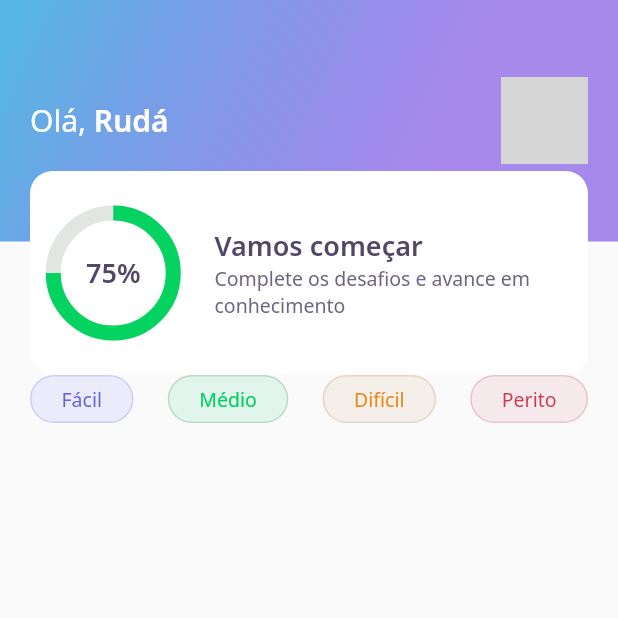
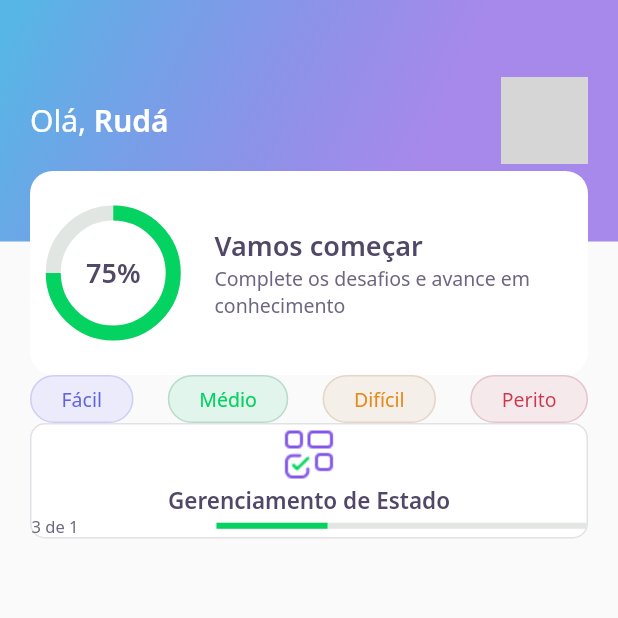
Before and after one commit to rudatorquato/DevQuiz, a Flutter app: the screen it shows after launch, on a phone screen of 412 x 824 dp, the top half of it. Run offline on Flutter 3.47's test engine with Material 2 defaults, Android fonts, the phone set to English and light mode, and no system bars; our stand-ins replace google_fonts; network calls fail; grey boxes are pictures that could not be loaded.

Commit message:
quiz card widget

```diff
--- a/lib/home/home_page.dart
+++ b/lib/home/home_page.dart
@@ -1,5 +1,6 @@
 import 'package:DevQuiz/home/widgets/appbar/app_bar_widget.dart';
 import 'package:DevQuiz/home/widgets/level_button/level_button_widget.dart';
+import 'package:DevQuiz/home/widgets/quiz_card/quiz_card_widget.dart';
 import 'package:flutter/material.dart';
 
 class HomePage extends StatefulWidget {
@@ -16,7 +17,9 @@ class _HomePageState extends State<HomePage> {
         appBar: AppBarWidget(),
         body: Padding(
           padding: const EdgeInsets.symmetric(horizontal: 20),
-          child: Row(
+          child: Column(
+            children: [
+              Row(
                 mainAxisAlignment: MainAxisAlignment.spaceBetween,
                 children: [
                   LevelButtonWidget(
@@ -33,6 +36,9 @@ class _HomePageState extends State<HomePage> {
                   ),
                 ],
               ),
+              QuizCardWidget()
+            ],
+          ),
         ));
   }
 }
--- /dev/null
+++ b/lib/home/widgets/quiz_card/quiz_card_widget.dart
@@ -0,0 +1,51 @@
+import 'package:DevQuiz/core/app_colors.dart';
+import 'package:DevQuiz/core/app_images.dart';
+import 'package:DevQuiz/core/app_text_styles.dart';
+import 'package:flutter/material.dart';
+
+class QuizCardWidget extends StatelessWidget {
+  const QuizCardWidget({Key? key}) : super(key: key);
+
+  @override
+  Widget build(BuildContext context) {
+    return Container(
+      decoration: BoxDecoration(
+          border: Border.fromBorderSide(BorderSide(color: AppColors.border)),
+          color: AppColors.white,
+          borderRadius: BorderRadius.circular(10)),
+      child: Column(
+        children: [
+          Container(
+            height: 40,
+            width: 40,
+            child: Image.asset(AppImages.blocks),
+          ),
+          Text(
+            "Gerenciamento de Estado",
+            style: AppTextStyles.heading15,
+          ),
+          Row(
+            children: [
+              Expanded(
+                flex: 1,
+                child: Text(
+                  "3 de 1",
+                  style: AppTextStyles.body11,
+                ),
+              ),
+              Expanded(
+                flex: 2,
+                child: LinearProgressIndicator(
+                  value: 0.3,
+                  backgroundColor: AppColors.chartSecondary,
+                  valueColor:
+                      AlwaysStoppedAnimation<Color>(AppColors.chartPrimary),
+                ),
+              )
+            ],
+          )
+        ],
+      ),
+    );
+  }
+}
```
Also changed, not shown: 4 other files. Lines whose indentation alone changed are shown as unchanged.
